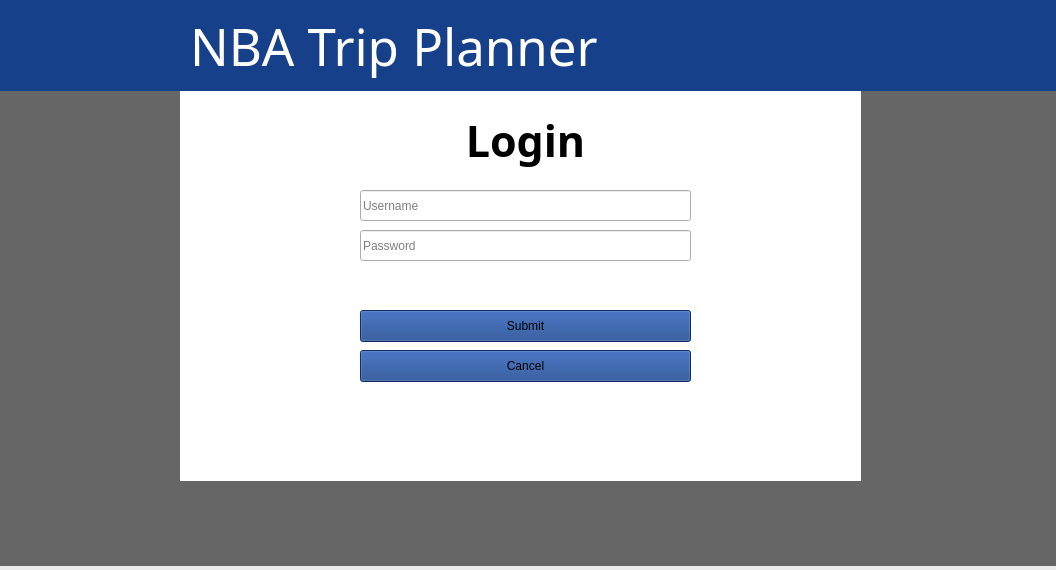
The window that Project2_CS1D/mainwindow.ui (brandoryan/NBAPlanner) describes before a commit, drawn with Qt 5.
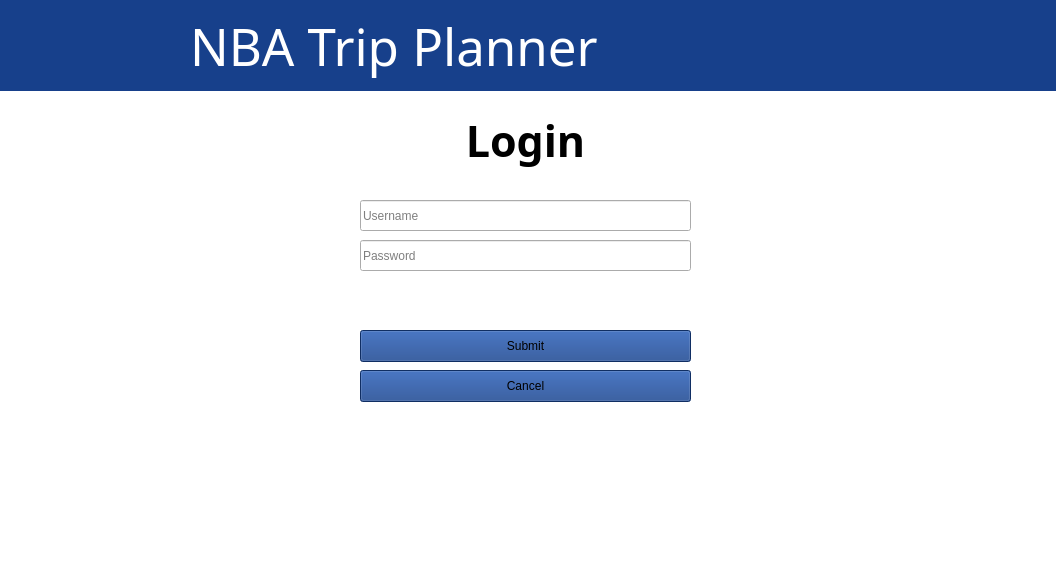
The same window after the commit. The open tabs and pages were chosen to show the change. Icons and pictures are not drawn.

What changed in the file:
```diff
--- a/Project2_CS1D/mainwindow.ui
+++ b/Project2_CS1D/mainwindow.ui
@@ -238,7 +238,7 @@
       <property name="geometry">
        <rect>
         <x>360</x>
-        <y>100</y>
+        <y>110</y>
         <width>331</width>
         <height>31</height>
        </rect>
@@ -284,7 +284,7 @@
       <property name="geometry">
        <rect>
         <x>360</x>
-        <y>260</y>
+        <y>280</y>
         <width>331</width>
         <height>32</height>
        </rect>
@@ -306,7 +306,7 @@
       <property name="geometry">
        <rect>
         <x>360</x>
-        <y>220</y>
+        <y>240</y>
         <width>331</width>
         <height>32</height>
        </rect>
@@ -328,7 +328,7 @@
       <property name="geometry">
        <rect>
         <x>360</x>
-        <y>140</y>
+        <y>150</y>
         <width>331</width>
         <height>31</height>
        </rect>
@@ -346,10 +346,10 @@
      <widget class="QLabel" name="label_whiteBackground">
       <property name="geometry">
        <rect>
-        <x>180</x>
+        <x>0</x>
         <y>0</y>
-        <width>681</width>
-        <height>391</height>
+        <width>1061</width>
+        <height>481</height>
        </rect>
       </property>
       <property name="styleSheet">
@@ -378,23 +378,6 @@
        <string/>
       </property>
      </widget>
-     <widget class="QLabel" name="label_blackBackground">
-      <property name="geometry">
-       <rect>
-        <x>0</x>
-        <y>-5</y>
-        <width>1061</width>
-        <height>481</height>
-       </rect>
-      </property>
-      <property name="styleSheet">
-       <string notr="true">background-color: rgb(102, 102, 102);</string>
-      </property>
-      <property name="text">
-       <string/>
-      </property>
-     </widget>
-     <zorder>label_blackBackground</zorder>
      <zorder>label_whiteBackground</zorder>
      <zorder>label_loginHeader</zorder>
      <zorder>pushButton_submitLogin</zorder>
```
Left out of the diff: 41 changed lines with no effect on the pictures.
